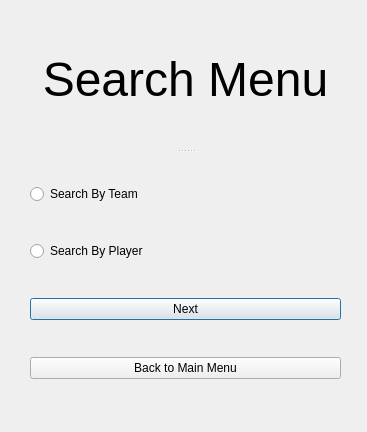
First picture: the form in Application/UIs/searchMenu.ui, repository shnkreddy98/NBA-Stats-App, before the edit.
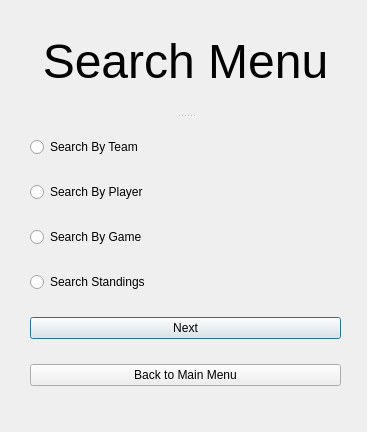
Second picture: the form after the edit.

Commit message: finished view and search components

The edit to the form file:
```diff
--- a/Application/UIs/searchMenu.ui
+++ b/Application/UIs/searchMenu.ui
@@ -46,6 +46,20 @@
        </property>
       </widget>
      </item>
+     <item>
+      <widget class="QRadioButton" name="searchByGame">
+       <property name="text">
+        <string>Search By Game</string>
+       </property>
+      </widget>
+     </item>
+     <item>
+      <widget class="QRadioButton" name="searchStandings">
+       <property name="text">
+        <string>Search Standings</string>
+       </property>
+      </widget>
+     </item>
      <item>
       <widget class="QPushButton" name="searchNext">
        <property name="text">
```
The commit also changes 33 other files.
